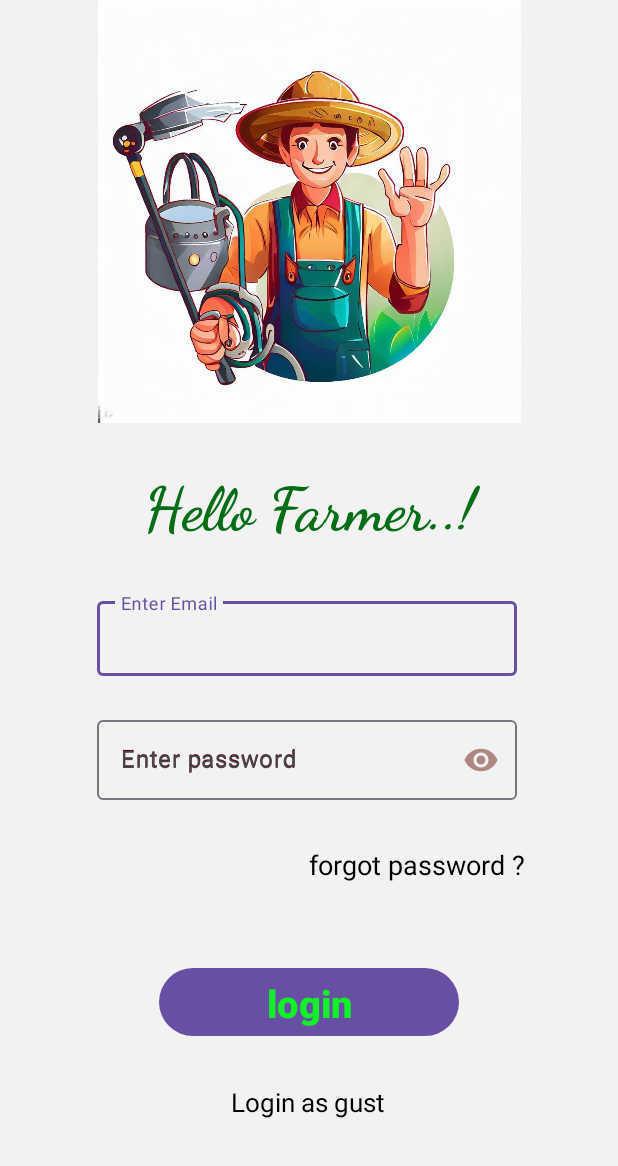
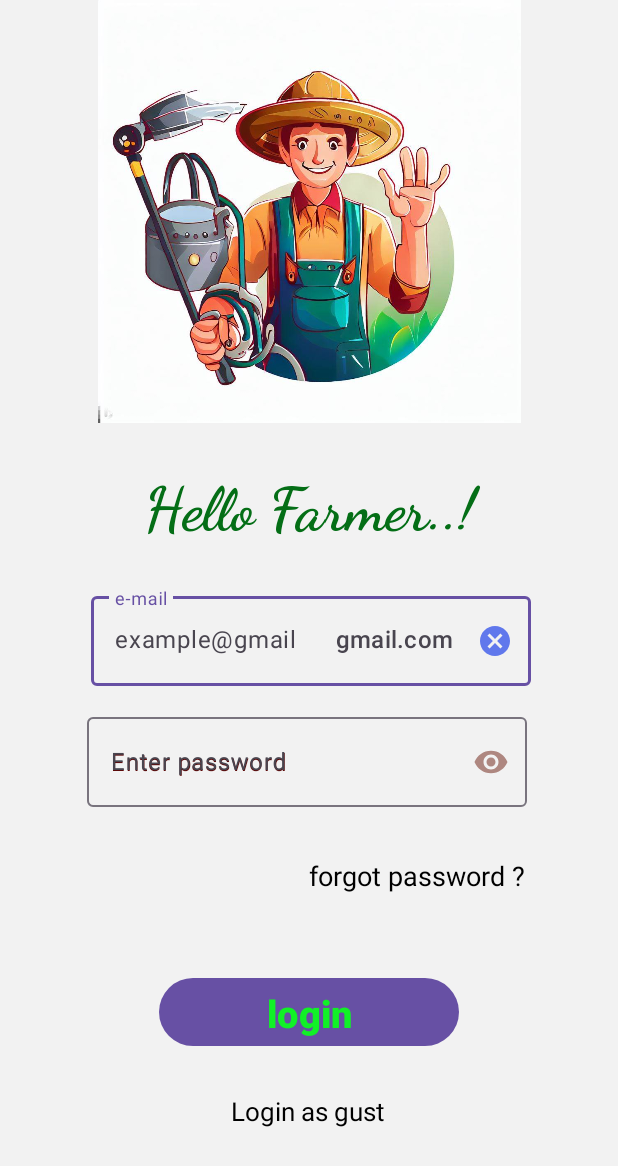
Before and after one commit to Crazzy-novus/Farmer-Equipment-Sharing_project, an Android app: the screen it shows after launch (LoginActivity), on a phone screen of 412 x 824 dp. Shown: the top 1166 px of the screen. Run offline under Robolectric (Android 15) with nearby library versions, the phone set to English and light mode, and no system bars; our stand-ins replace Firebase (no records; nobody signed in at launch, a user with empty details on screens opened directly).

Commit message:
partial authentication
Signed-off-by: Crazzy-novus <duraivignesh222@gmail.com>

```diff
--- a/FramerFriend/app/build.gradle
+++ b/FramerFriend/app/build.gradle
@@ -1,5 +1,6 @@
 plugins {
     id 'com.android.application'
+    id 'com.google.gms.google-services'
 }
 
 android {
@@ -33,6 +34,7 @@ dependencies {
     implementation 'androidx.appcompat:appcompat:1.6.1'
     implementation 'com.google.android.material:material:1.9.0'
     implementation 'androidx.constraintlayout:constraintlayout:2.1.4'
+    implementation 'com.google.firebase:firebase-auth-ktx:22.0.0'
     testImplementation 'junit:junit:4.13.2'
     androidTestImplementation 'androidx.test.ext:junit:1.1.5'
     androidTestImplementation 'androidx.test.espresso:espresso-core:3.5.1'
--- a/FramerFriend/app/src/main/java/com/example/framerfriend/LoginActivity.java
+++ b/FramerFriend/app/src/main/java/com/example/framerfriend/LoginActivity.java
@@ -1,14 +1,76 @@
 package com.example.framerfriend;
 
+import androidx.annotation.NonNull;
 import androidx.appcompat.app.AppCompatActivity;
 
 import android.os.Bundle;
+import android.text.TextUtils;
+import android.view.View;
+import android.widget.Button;
+import android.widget.Toast;
+
+import com.google.android.gms.tasks.OnCompleteListener;
+import com.google.android.gms.tasks.Task;
+import com.google.android.material.textfield.TextInputEditText;
+import com.google.firebase.auth.AuthResult;
+import com.google.firebase.auth.FirebaseAuth;
+import com.google.firebase.auth.FirebaseUser;
+import com.google.firebase.ktx.Firebase;
 
 public class LoginActivity extends AppCompatActivity {
 
+    // declaration
+    TextInputEditText Email_tf, Password_tf;
+    Button Login_bt;
+    FirebaseAuth mAuth;
     @Override
     protected void onCreate(Bundle savedInstanceState) {
         super.onCreate(savedInstanceState);
         setContentView(R.layout.activity_login);
+
+        // Initialization
+        mAuth = FirebaseAuth.getInstance();
+        Email_tf = findViewById(R.id.email_tf);
+        Password_tf = findViewById(R.id.password_tf);
+        Login_bt = findViewById(R.id.login_bt);
+
+        Login_bt.setOnClickListener(new View.OnClickListener() {
+            @Override
+            public void onClick(View view) {
+                // read text from edit text field
+
+                String email,password;
+                email = String.valueOf(Email_tf.getText());
+                password = String.valueOf(Password_tf.getText());
+
+                // email and password is empty or not
+                // Show toast message on screen
+                if (TextUtils.isEmpty(email)) {
+                    Toast.makeText(LoginActivity.this, "Enter the email", Toast.LENGTH_SHORT).show();
+                    return;
+                }
+                if (TextUtils.isEmpty(password)) {
+                    Toast.makeText(LoginActivity.this, "Enter the password", Toast.LENGTH_SHORT).show();
+                    return;
+                }
+                mAuth.createUserWithEmailAndPassword(email, password)
+                        .addOnCompleteListener(new OnCompleteListener<AuthResult>() {
+                            @Override
+                            public void onComplete(@NonNull Task<AuthResult> task) {
+                                if (task.isSuccessful()) {
+                                    Toast.makeText(LoginActivity.this, "Account Created",
+                                            Toast.LENGTH_SHORT).show();
+
+                                } else {
+                                    // If sign in fails, display a message to the user.
+                                    Toast.makeText(LoginActivity.this, "Authentication failed.",
+                                            Toast.LENGTH_SHORT).show();
+
+                                }
+                            }
+                        });
+
+            }
+        });
     }
 }
--- a/FramerFriend/app/src/main/res/layout/activity_login.xml
+++ b/FramerFriend/app/src/main/res/layout/activity_login.xml
@@ -47,8 +47,8 @@
     <com.google.android.material.textfield.TextInputLayout
 
         android:id="@+id/editTextTextEmailAddress"
-        android:layout_width="285dp"
-        android:layout_height="60dp"
+        android:layout_width="293dp"
+        android:layout_height="69dp"
         android:layout_alignParentStart="true"
         android:layout_alignParentTop="true"
         android:layout_alignParentEnd="true"
@@ -61,6 +61,8 @@
         android:textColor="@color/black"
         android:textColorHint="#121413"
         android:textSize="17sp"
+        app:endIconMode="clear_text"
+        app:endIconTint="#6078EC"
         app:expandedHintEnabled="true"
         app:hintAnimationEnabled="true"
         app:hintEnabled="true"
@@ -69,20 +71,24 @@
         app:layout_constraintHorizontal_bias="0.511"
         app:layout_constraintStart_toStartOf="parent"
         app:layout_constraintTop_toBottomOf="@+id/greeting_text"
-        app:layout_constraintVertical_bias="0.309">
+        app:layout_constraintVertical_bias="0.309"
+        app:passwordToggleTint="@color/green"
+        app:placeholderText="example@gmail.com"
+        app:suffixText="gmail.com">
 
 
         <com.google.android.material.textfield.TextInputEditText
-            android:layout_width="280dp"
-            android:layout_height="50dp"
+            android:id="@+id/email_tf"
+            android:layout_width="match_parent"
+            android:layout_height="60dp"
             android:layout_alignParentStart="true"
             android:layout_alignParentTop="true"
             android:layout_alignParentEnd="true"
             android:layout_alignParentBottom="true"
+            android:autofillHints="emailAddress"
             android:minHeight="48dp"
             android:textColor="#140000"
-            android:textColorHint="#140000"
-            android:autofillHints="emailAddress">
+            android:textColorHint="#140000">
 
         </com.google.android.material.textfield.TextInputEditText>
 
@@ -90,8 +96,8 @@
 
     <com.google.android.material.textfield.TextInputLayout
         android:id="@+id/editTextTextPassword_container"
-        android:layout_width="280dp"
-        android:layout_height="60dp"
+        android:layout_width="293dp"
+        android:layout_height="69dp"
         android:layout_alignParentStart="true"
         android:layout_alignParentTop="true"
         android:layout_alignParentEnd="true"
@@ -103,8 +109,6 @@
 
         android:textSize="18sp"
         android:visibility="visible"
-    app:passwordToggleEnabled="true"
-        app:passwordToggleTint="@color/green"
         app:expandedHintEnabled="true"
         app:hintAnimationEnabled="true"
         app:hintEnabled="true"
@@ -113,11 +117,14 @@
         app:layout_constraintHorizontal_bias="0.488"
         app:layout_constraintStart_toStartOf="parent"
         app:layout_constraintTop_toBottomOf="@+id/greeting_text"
-        app:layout_constraintVertical_bias="0.233">
+        app:layout_constraintVertical_bias="0.233"
+        app:passwordToggleEnabled="true"
+        app:passwordToggleTint="@color/green">
 
         <com.google.android.material.textfield.TextInputEditText
-            android:layout_width="280dp"
-            android:layout_height="53dp"
+            android:id="@+id/password_tf"
+            android:layout_width="match_parent"
+            android:layout_height="60dp"
             android:layout_alignParentStart="true"
             android:layout_alignParentTop="true"
             android:layout_alignParentEnd="true"
@@ -129,8 +136,8 @@
             android:textColor="#300202"
             android:textColorHighlight="#DE1717"
             android:textColorHint="#5B0909"
+
             app:layout_constraintBottom_toBottomOf="parent"
-
             app:layout_constraintEnd_toEndOf="parent"
             app:layout_constraintHorizontal_bias="0.511"
             app:layout_constraintStart_toStartOf="parent"
--- a/FramerFriend/app/src/main/res/values/strings.xml
+++ b/FramerFriend/app/src/main/res/values/strings.xml
@@ -7,10 +7,11 @@
     <string name="login">login</string>
     <string name="gust">gust</string>
     <string name="login_hint">Email</string>
-    <string name="hint_email">Enter Email</string>
+    <string name="hint_email">e-mail</string>
     <string name="hint_password">Enter password</string>
     <string name="forgot_password">forgot password ?</string>
     <string name="gust_login">Login as gust</string>
 
 
+
 </resources>
--- a/FramerFriend/build.gradle
+++ b/FramerFriend/build.gradle
@@ -1,4 +1,8 @@
-// Top-level build file where you can add configuration options common to all sub-projects/modules.
+buildscript {
+    dependencies {
+        classpath 'com.google.gms:google-services:4.3.15'
+    }
+}// Top-level build file where you can add configuration options common to all sub-projects/modules.
 plugins {
     id 'com.android.application' version '8.0.2' apply false
     id 'com.android.library' version '8.0.2' apply false
```
Also changed, not shown: 1 other file.
